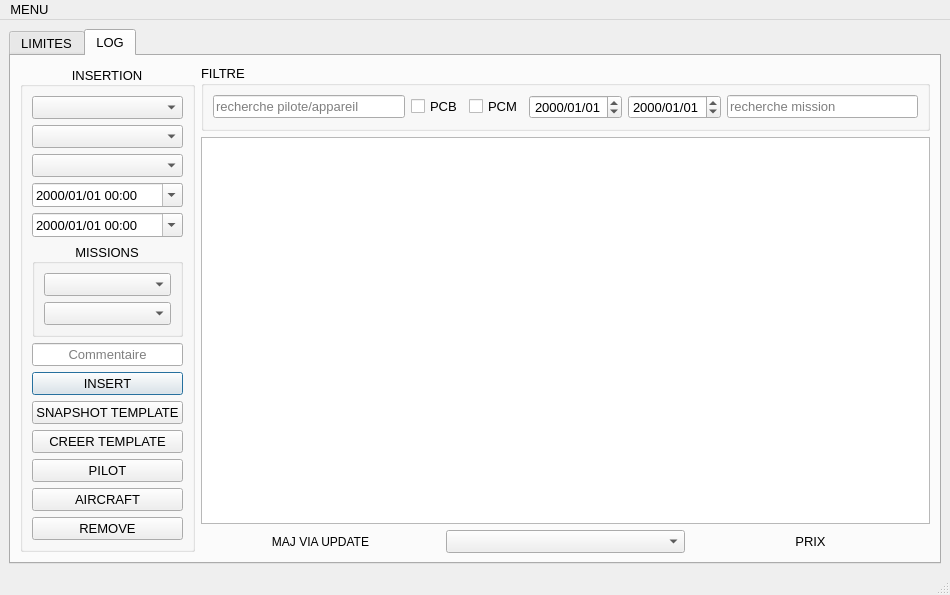
Above: moise_alternatif_widgets.ui from heliomaster/MoiseV0.2.1 before the change. Below: the same form after it.
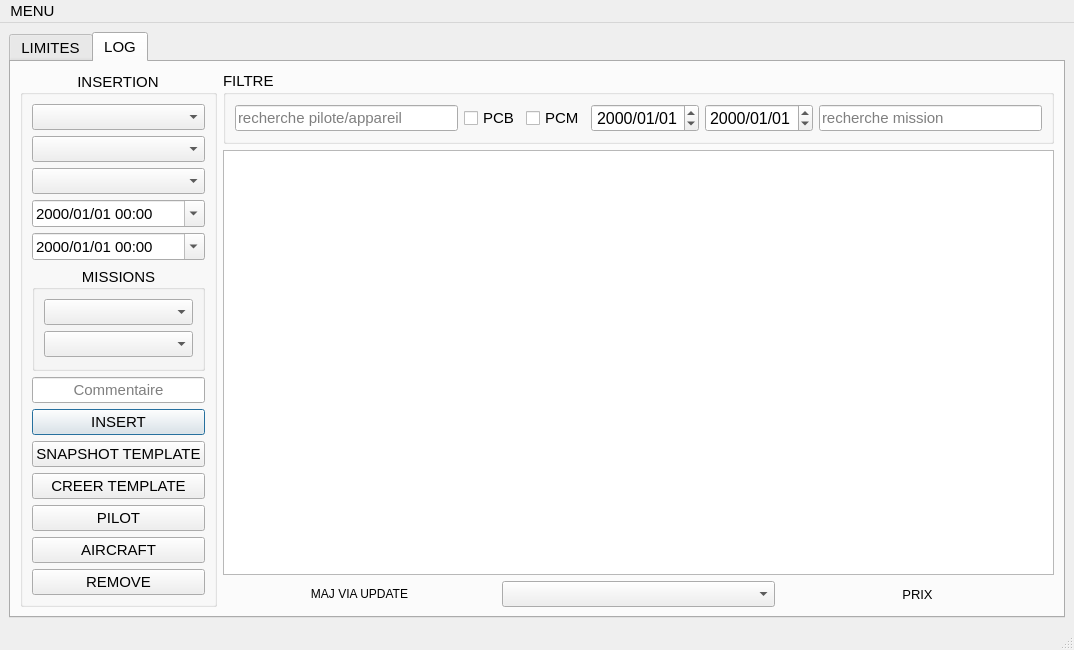
That is the form after the change. Icons and pictures are not drawn.

Commit message: replaced  MoiseV02 moise_alternatif_widgets.ui with intallerMoise one. Introduced Qsettings to remember windows position

```diff
--- a/moise_alternatif_widgets.ui
+++ b/moise_alternatif_widgets.ui
@@ -12,11 +12,7 @@
   </property>
   <property name="font">
    <font>
-    <family>MS Shell Dlg 2</family>
-    <pointsize>10</pointsize>
-    <weight>50</weight>
-    <italic>false</italic>
-    <bold>false</bold>
+    <pointsize>11</pointsize>
    </font>
   </property>
   <property name="windowTitle">
@@ -26,7 +22,7 @@
    <string extracomment="ajouter une entrée"/>
   </property>
   <property name="styleSheet">
-   <string notr="true">font: 10pt &quot;MS Shell Dlg 2&quot;;</string>
+   <string notr="true"/>
   </property>
   <widget class="QWidget" name="centralwidget">
    <layout class="QGridLayout" name="gridLayout_5">
@@ -65,11 +61,9 @@
          <widget class="QLabel" name="label">
           <property name="font">
            <font>
-            <family>MS Shell Dlg 2</family>
-            <pointsize>10</pointsize>
-            <weight>50</weight>
-            <italic>false</italic>
-            <bold>false</bold>
+            <pointsize>18</pointsize>
+            <weight>75</weight>
+            <bold>true</bold>
            </font>
           </property>
           <property name="text">
@@ -85,11 +79,8 @@
          <widget class="QTableView" name="tableView">
           <property name="font">
            <font>
-            <family>MS Shell Dlg 2</family>
-            <pointsize>10</pointsize>
-            <weight>50</weight>
-            <italic>false</italic>
-            <bold>false</bold>
+            <weight>75</weight>
+            <bold>true</bold>
            </font>
           </property>
          </widget>
@@ -155,7 +146,7 @@
           </property>
           <layout class="QGridLayout" name="gridLayout_4">
            <property name="sizeConstraint">
-            <enum>QLayout::SetFixedSize</enum>
+            <enum>QLayout::SetNoConstraint</enum>
            </property>
            <item row="5" column="0">
             <widget class="QGroupBox" name="groupBox_3">
@@ -317,16 +308,9 @@
              </property>
              <property name="font">
               <font>
-               <family>MS Shell Dlg 2</family>
-               <pointsize>10</pointsize>
-               <weight>50</weight>
-               <italic>false</italic>
-               <bold>false</bold>
+               <pointsize>12</pointsize>
               </font>
              </property>
-             <property name="layoutDirection">
-              <enum>Qt::LeftToRight</enum>
-             </property>
              <property name="alignment">
               <set>Qt::AlignCenter</set>
              </property>
@@ -345,11 +329,7 @@
              </property>
              <property name="font">
               <font>
-               <family>MS Shell Dlg 2</family>
-               <pointsize>10</pointsize>
-               <weight>50</weight>
-               <italic>false</italic>
-               <bold>false</bold>
+               <pointsize>12</pointsize>
               </font>
              </property>
              <property name="displayFormat">
@@ -374,11 +354,7 @@
          <widget class="QTableView" name="tableView_2">
           <property name="font">
            <font>
-            <family>MS Shell Dlg 2</family>
-            <pointsize>10</pointsize>
-            <weight>50</weight>
-            <italic>false</italic>
-            <bold>false</bold>
+            <pointsize>12</pointsize>
            </font>
           </property>
          </widget>
@@ -435,7 +411,7 @@
      <x>0</x>
      <y>0</y>
      <width>950</width>
-     <height>19</height>
+     <height>18</height>
     </rect>
    </property>
    <widget class="QMenu" name="menuMENU">
```
The commit also changes 1 other file.
